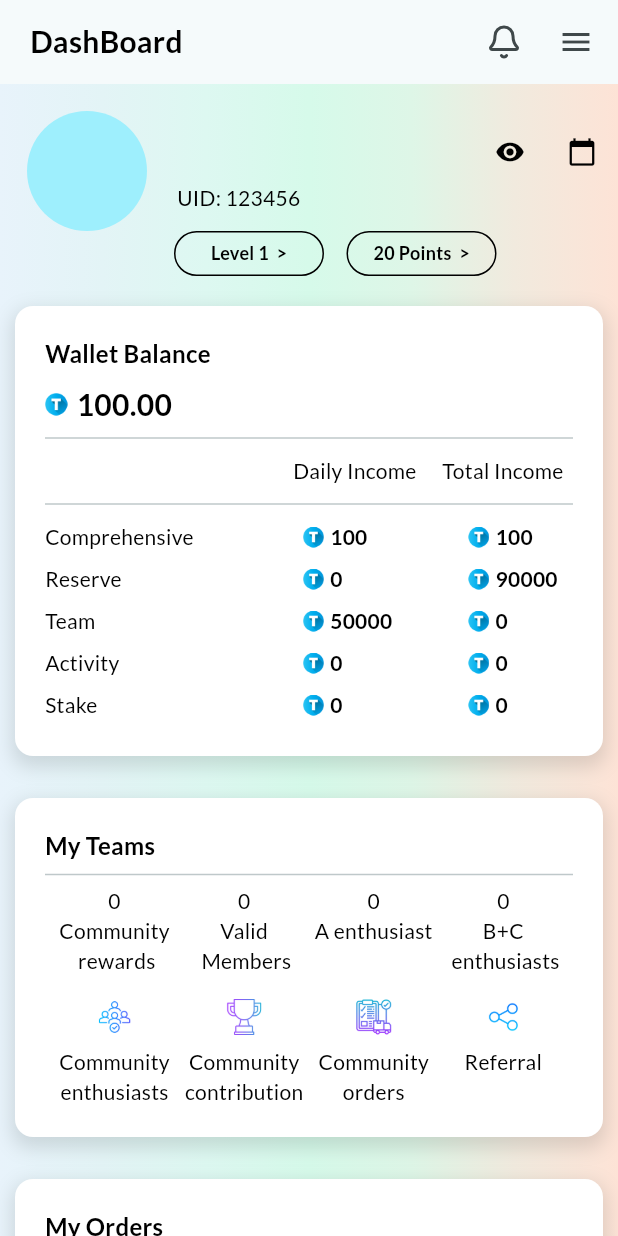
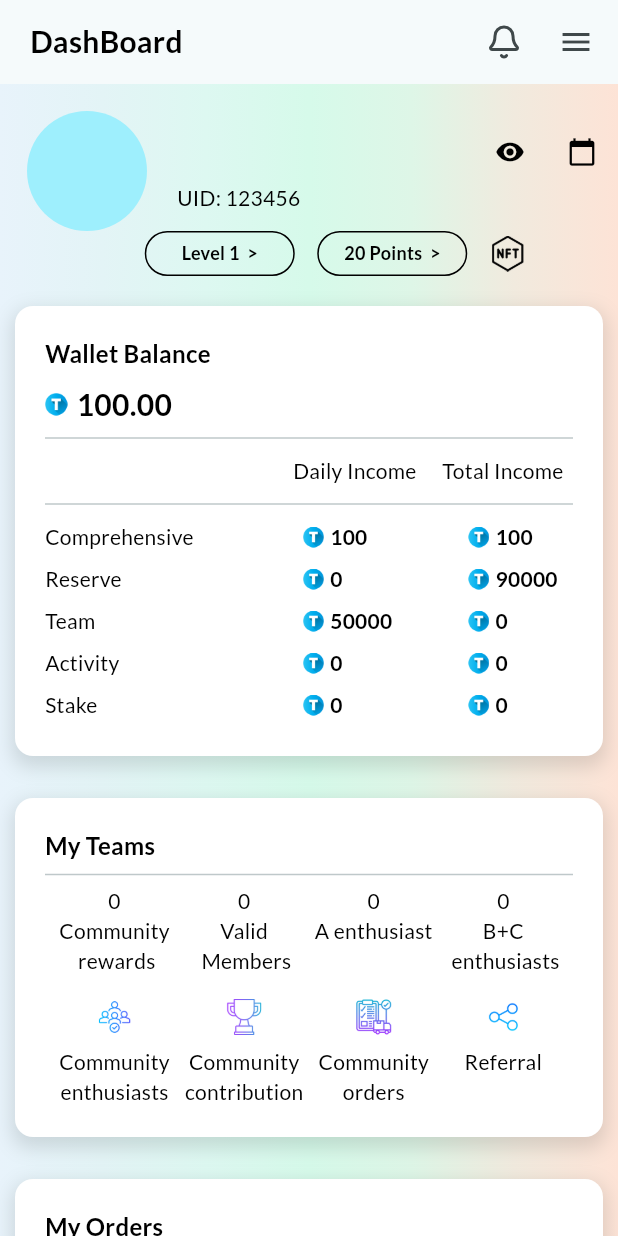
Before and after one commit to Sukhmeetsingh306/NFT_Trading, a Flutter app: the DashboardAccount screen opened directly, on a phone screen of 412 x 824 dp. Run offline on Flutter 3.47's test engine with Material 3 defaults, Android fonts, the phone set to English and light mode, and no system bars; our stand-ins replace google_fonts, intl_phone_field, lucide_icons, shared_preferences; accounts and stored records are empty.

Commit message:
icon added for the reserve acc

```diff
--- a/frontend/lib/screens/account/dashboard_account.dart
+++ b/frontend/lib/screens/account/dashboard_account.dart
@@ -7,6 +7,9 @@ import 'package:frontend/utils/text_utils.dart';
 import 'package:shared_preferences/shared_preferences.dart';
 
 import '../../core/background_core.dart';
+import '../../utils/code/detector_code.dart';
+import '../../utils/navigation_utils.dart';
+import 'reserve_account.dart';
 
 class DashboardAccount extends StatefulWidget {
   const DashboardAccount({super.key});
@@ -113,6 +116,19 @@ class _DashboardAccountState extends State<DashboardAccount> {
                       dashBoardOutlineButton('Level 1  >'),
                       const SizedBox(width: 15),
                       dashBoardOutlineButton('20 Points  >'),
+                      SizedBox(
+                        width: 15,
+                      ),
+                      gestureDetectorRich(
+                        Image.asset('assets/icons/nft_list.png',
+                            width: 24, height: 24),
+                        onTap: () {
+                          materialRouteNavigator(
+                            context,
+                            const ReserveAccount(),
+                          );
+                        },
+                      )
                     ],
                   ),
                 ),
--- /dev/null
+++ b/frontend/lib/utils/code/detector_code.dart
@@ -0,0 +1,8 @@
+import 'package:flutter/material.dart';
+
+GestureDetector gestureDetectorRich(Widget child, {GestureTapCallback? onTap}) {
+  return GestureDetector(
+    onTap: onTap ?? () {},
+    child: child,
+  );
+}
```
